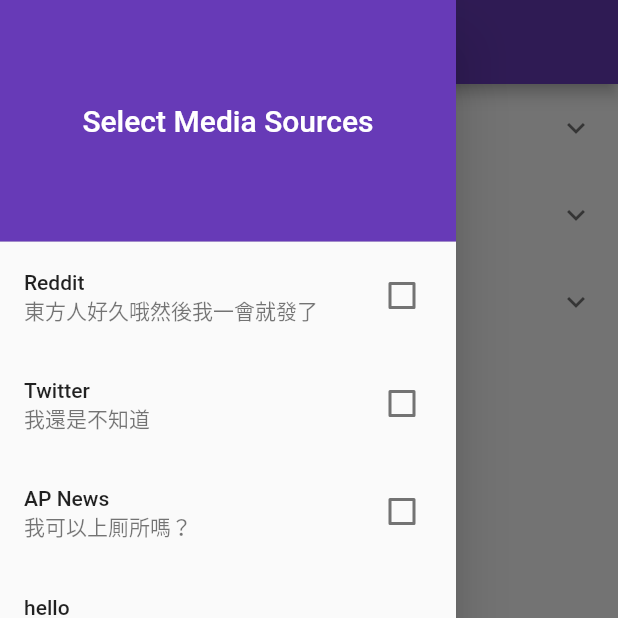
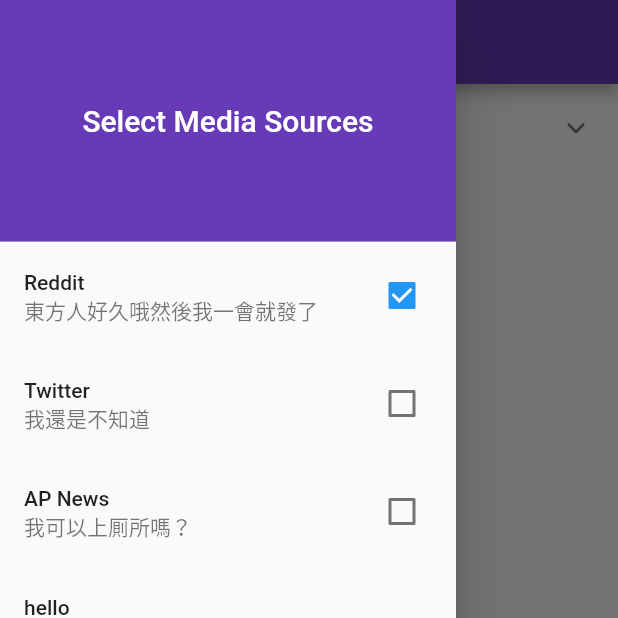
Before and after one commit to yung4/HelloWorld2019, a Flutter app: the screen it shows after launch, in the side drawer, after a tap on "Reddit", on a phone screen of 412 x 824 dp, the top half of it. Run offline on Flutter 3.47's test engine with Material 2 defaults, Android fonts, the phone set to English and light mode, and no system bars.

Commit message:
added toggling to drop downs from checkboxes

```diff
--- a/hello_world_app/lib/main.dart
+++ b/hello_world_app/lib/main.dart
@@ -72,6 +72,7 @@ class _State extends State<myApp>{
                 onChanged: (bool value) {
                   setState(() {
                     value1 = value;
+                    redditToggle = value;
                   });
                 },
                 title: Text('Reddit'),
@@ -83,6 +84,7 @@ class _State extends State<myApp>{
                 onChanged: (bool value) {
                   setState(() {
                     value2 = value;
+                    twitterToggle = value;
                   });
                 },
                 title: Text('Twitter'),
@@ -94,6 +96,7 @@ class _State extends State<myApp>{
                 onChanged: (bool value) {
                   setState(() {
                     value3 = value;
+                    apnewsToggle = value;
                   });
                 },
                 title: Text('AP News'),
@@ -139,11 +142,25 @@ class StuffInTiles extends StatelessWidget {
           selected: false,
           title: new Text(t.title));
 
-    return new ExpansionTile(
-      key: new PageStorageKey<int>(3),
-      title: new Text(t.title),
-      children: t.children.map(_buildTiles).toList(),
+    return Visibility(
+      visible: getVisibility(t.title),
+      child: new ExpansionTile(
+        key: new PageStorageKey<int>(3),
+        title: new Text(t.title),
+        children: t.children.map(_buildTiles).toList(),
+      ),
     );
+  }
+}
+
+bool getVisibility(String title) {
+  switch(title) {
+    case "Reddit":
+      return redditToggle;
+    case "Twitter":
+      return twitterToggle;
+    default:
+      return apnewsToggle;
   }
 }
 
@@ -185,3 +202,7 @@ List<MyTile> listOfTiles = <MyTile>[
     ],
   ),
 ];
+
+bool redditToggle = false;
+bool apnewsToggle = false;
+bool twitterToggle = false;
```
